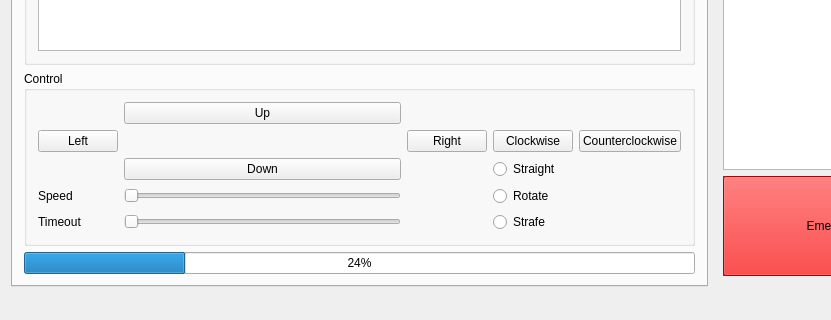
The window that client/mainwindow.ui (CWRUbotix/NASA-RMC-2017) describes before a commit, drawn with Qt 5; both pictures show x 0 to 831 and y 381 to 701 of the 1001 by 701 pixel window.
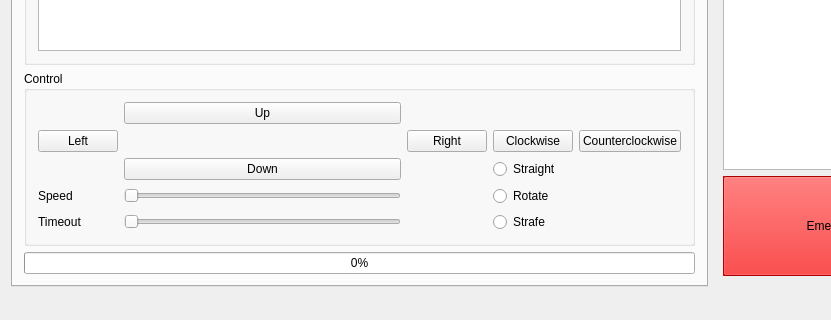
The same window after the commit. The open tabs and pages were chosen to show the change.

The edit to the form file:
```diff
--- a/client/mainwindow.ui
+++ b/client/mainwindow.ui
@@ -179,7 +179,7 @@
                 <number>100</number>
                </property>
                <property name="value">
-                <number>24</number>
+                <number>0</number>
                </property>
               </widget>
              </item>
```
Left out of the diff: 7 changed lines with no effect on the pictures.
